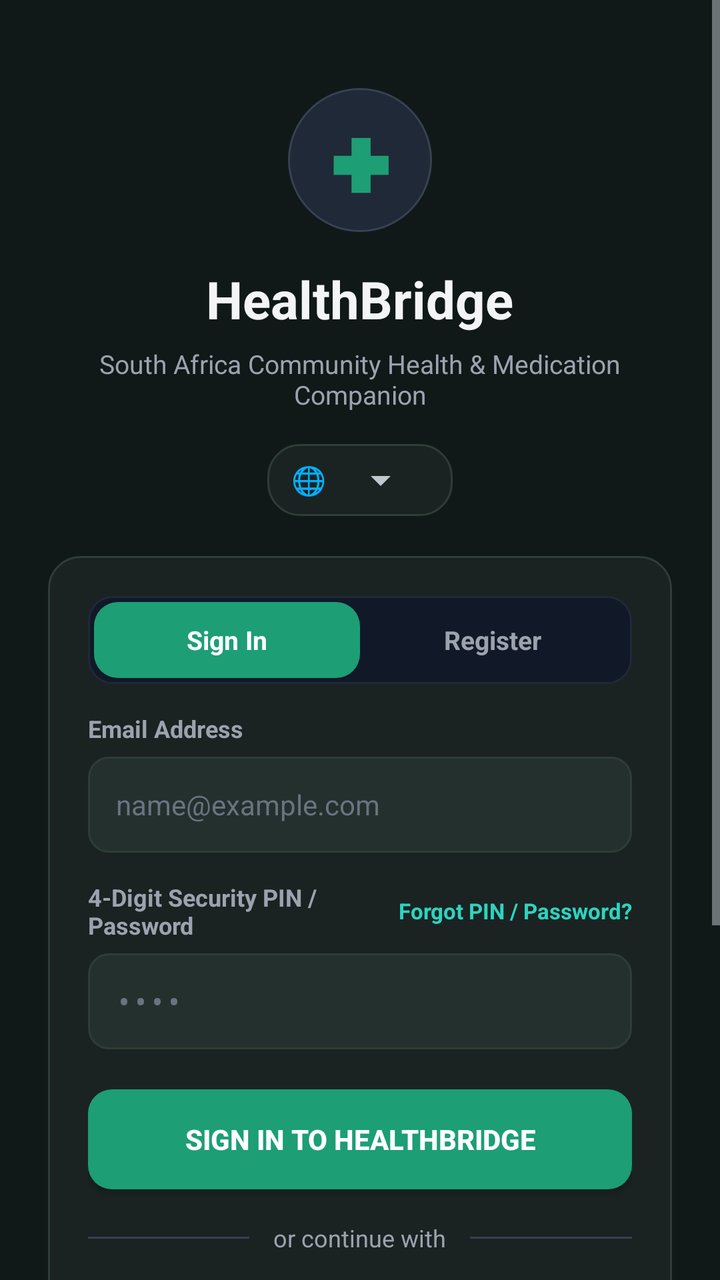
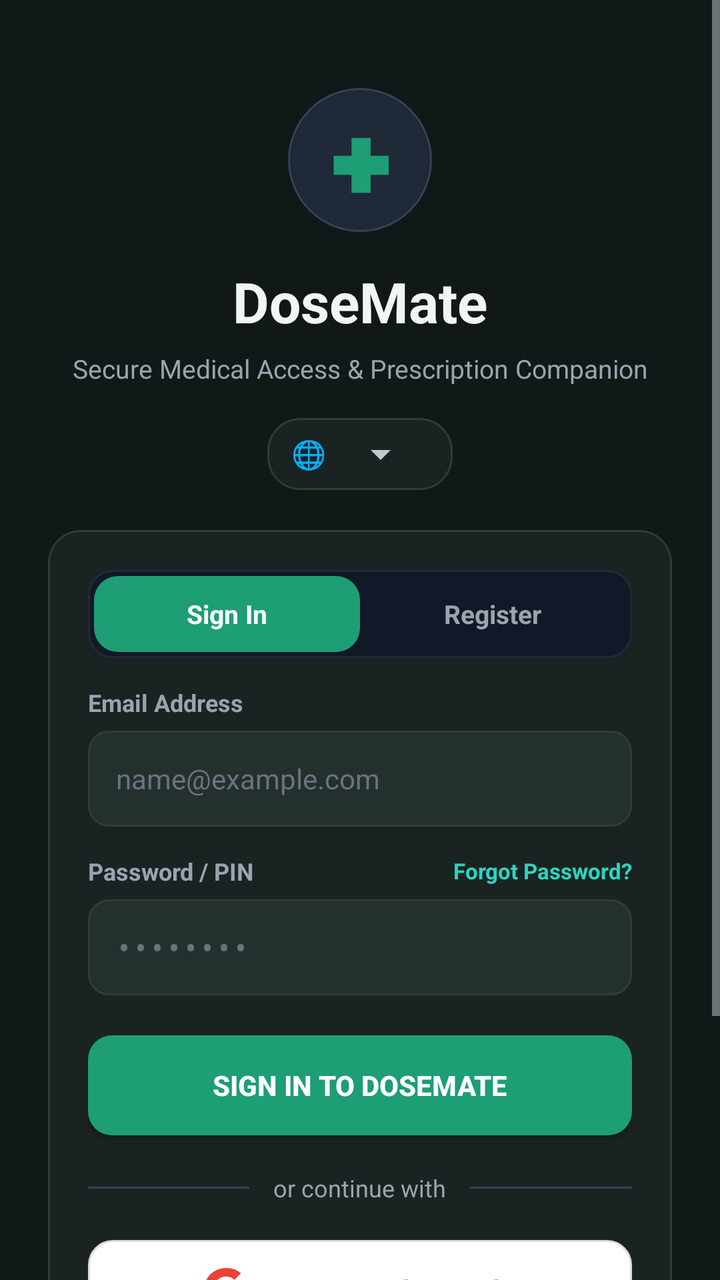

Before-and-after screenshots of an Android layout around one commit, followed by the original layout XML and the change that was made.
<!-- AndroidManifest.xml: application theme Theme.MyApplication -->
<!-- res/layout/fragment_auth.xml -->
<?xml version="1.0" encoding="utf-8"?>
<ScrollView xmlns:android="http://schemas.android.com/apk/res/android"
    android:layout_width="match_parent"
    android:layout_height="match_parent"
    android:fillViewport="true"
    android:background="@color/dark_background">

    <LinearLayout
        android:layout_width="match_parent"
        android:layout_height="wrap_content"
        android:orientation="vertical"
        android:padding="24dp"
        android:gravity="center_horizontal">

        
        <FrameLayout
            android:layout_width="72dp"
            android:layout_height="72dp"
            android:layout_marginTop="20dp"
            android:background="@drawable/bg_circle_button">

            <TextView
                android:layout_width="wrap_content"
                android:layout_height="wrap_content"
                android:layout_gravity="center"
                android:text="✚"
                android:textSize="36sp"
                android:textColor="@color/teal_primary"
                android:textStyle="bold" />
        </FrameLayout>

        
        <TextView
            android:id="@+id/tv_auth_title"
            android:layout_width="wrap_content"
            android:layout_height="wrap_content"
            android:layout_marginTop="16dp"
            android:text="HealthBridge"
            android:textSize="26sp"
            android:textStyle="bold"
            android:textColor="@color/text_primary" />

        <TextView
            android:id="@+id/tv_auth_subtitle"
            android:layout_width="wrap_content"
            android:layout_height="wrap_content"
            android:layout_marginTop="6dp"
            android:text="South Africa Community Health &amp; Medication Companion"
            android:textSize="13sp"
            android:textColor="@color/text_secondary"
            android:gravity="center" />

        
        <LinearLayout
            android:layout_width="wrap_content"
            android:layout_height="wrap_content"
            android:layout_marginTop="16dp"
            android:orientation="horizontal"
            android:gravity="center_vertical"
            android:background="@drawable/bg_card_dark"
            android:paddingHorizontal="12dp"
            android:paddingVertical="6dp">

            <TextView
                android:layout_width="wrap_content"
                android:layout_height="wrap_content"
                android:text="🌐 "
                android:textSize="14sp" />

            <Spinner
                android:id="@+id/spinner_auth_language"
                android:layout_width="wrap_content"
                android:layout_height="wrap_content" />
        </LinearLayout>

        
        <LinearLayout
            android:layout_width="match_parent"
            android:layout_height="wrap_content"
            android:layout_marginTop="20dp"
            android:background="@drawable/bg_card_dark"
            android:padding="20dp"
            android:orientation="vertical">

            
            <LinearLayout
                android:layout_width="match_parent"
                android:layout_height="44dp"
                android:orientation="horizontal"
                android:background="@drawable/bg_tab_unselected"
                android:padding="3dp"
                android:weightSum="2">

                <TextView
                    android:id="@+id/tab_auth_signin"
                    android:layout_width="0dp"
                    android:layout_height="match_parent"
                    android:layout_weight="1"
                    android:gravity="center"
                    android:text="Sign In"
                    android:textSize="13sp"
                    android:textStyle="bold"
                    android:textColor="@color/white"
                    android:background="@drawable/bg_tab_selected"
                    android:clickable="true"
                    android:focusable="true" />

                <TextView
                    android:id="@+id/tab_auth_register"
                    android:layout_width="0dp"
                    android:layout_height="match_parent"
                    android:layout_weight="1"
                    android:gravity="center"
                    android:text="Register"
                    android:textSize="13sp"
                    android:textStyle="bold"
                    android:textColor="@color/text_secondary"
                    android:clickable="true"
                    android:focusable="true" />
            </LinearLayout>

            
            <LinearLayout
                android:id="@+id/layout_auth_name"
                android:layout_width="match_parent"
                android:layout_height="wrap_content"
                android:orientation="vertical"
                android:layout_marginTop="16dp"
                android:visibility="gone">

                <TextView
                    android:layout_width="wrap_content"
                    android:layout_height="wrap_content"
                    android:text="Full Name"
                    android:textSize="12sp"
                    android:textStyle="bold"
                    android:textColor="@color/text_secondary" />

                <EditText
                    android:id="@+id/et_auth_name"
                    android:layout_width="match_parent"
                    android:layout_height="48dp"
                    android:layout_marginTop="6dp"
                    android:background="@drawable/bg_edit_text"
                    android:hint="e.g. Lerato Mokoena"
                    android:textColorHint="@color/text_muted"
                    android:textColor="@color/text_primary"
                    android:textSize="14sp"
                    android:paddingHorizontal="14dp"
                    android:inputType="textPersonName" />
            </LinearLayout>

            
            <LinearLayout
                android:layout_width="match_parent"
                android:layout_height="wrap_content"
                android:orientation="vertical"
                android:layout_marginTop="14dp">

                <TextView
                    android:layout_width="wrap_content"
                    android:layout_height="wrap_content"
                    android:text="Email Address"
                    android:textSize="12sp"
                    android:textStyle="bold"
                    android:textColor="@color/text_secondary" />

                <EditText
                    android:id="@+id/et_auth_email"
                    android:layout_width="match_parent"
                    android:layout_height="48dp"
                    android:layout_marginTop="6dp"
                    android:background="@drawable/bg_edit_text"
                    android:hint="name@example.com"
                    android:textColorHint="@color/text_muted"
                    android:textColor="@color/text_primary"
                    android:textSize="14sp"
                    android:paddingHorizontal="14dp"
                    android:inputType="textEmailAddress" />
            </LinearLayout>

            
            <LinearLayout
                android:layout_width="match_parent"
                android:layout_height="wrap_content"
                android:orientation="vertical"
                android:layout_marginTop="14dp">

                <LinearLayout
                    android:layout_width="match_parent"
                    android:layout_height="wrap_content"
                    android:gravity="center_vertical"
                    android:orientation="horizontal">

                    <TextView
                        android:layout_width="0dp"
                        android:layout_height="wrap_content"
                        android:layout_weight="1"
                        android:text="4-Digit Security PIN / Password"
                        android:textSize="12sp"
                        android:textStyle="bold"
                        android:textColor="@color/text_secondary" />

                    <TextView
                        android:id="@+id/btn_forgot_pin"
                        android:layout_width="wrap_content"
                        android:layout_height="wrap_content"
                        android:clickable="true"
                        android:focusable="true"
                        android:text="Forgot PIN / Password?"
                        android:textColor="@color/teal_accent"
                        android:textSize="11sp"
                        android:textStyle="bold" />
                </LinearLayout>

                <EditText
                    android:id="@+id/et_auth_pin"
                    android:layout_width="match_parent"
                    android:layout_height="48dp"
                    android:layout_marginTop="6dp"
                    android:background="@drawable/bg_edit_text"
                    android:hint="••••"
                    android:textColorHint="@color/text_muted"
                    android:textColor="@color/text_primary"
                    android:textSize="14sp"
                    android:paddingHorizontal="14dp"
                    android:inputType="numberPassword"
                    android:maxLength="8" />
            </LinearLayout>

            
            <Button
                android:id="@+id/btn_auth_primary"
                android:layout_width="match_parent"
                android:layout_height="50dp"
                android:layout_marginTop="20dp"
                android:text="Sign In to HealthBridge"
                android:textSize="14sp"
                android:textStyle="bold"
                android:textColor="@color/white"
                android:background="@drawable/bg_button_teal" />

            
            <LinearLayout
                android:layout_width="match_parent"
                android:layout_height="wrap_content"
                android:layout_marginTop="16dp"
                android:layout_marginBottom="16dp"
                android:gravity="center_vertical"
                android:orientation="horizontal">

                <View
                    android:layout_width="0dp"
                    android:layout_height="1dp"
                    android:layout_weight="1"
                    android:background="#374151" />

                <TextView
                    android:layout_width="wrap_content"
                    android:layout_height="wrap_content"
                    android:paddingHorizontal="12dp"
                    android:text="or continue with"
                    android:textColor="@color/text_secondary"
                    android:textSize="12sp" />

                <View
                    android:layout_width="0dp"
                    android:layout_height="1dp"
                    android:layout_weight="1"
                    android:background="#374151" />
            </LinearLayout>

            
            <LinearLayout
                android:id="@+id/btn_auth_google"
                android:layout_width="match_parent"
                android:layout_height="50dp"
                android:background="@drawable/bg_button_google"
                android:gravity="center"
                android:orientation="horizontal"
                android:clickable="true"
                android:focusable="true"
                android:paddingHorizontal="16dp">

                <ImageView
                    android:layout_width="22dp"
                    android:layout_height="22dp"
                    android:src="@drawable/ic_google_logo"
                    android:contentDescription="Google Logo"
                    android:layout_marginEnd="12dp" />

                <TextView
                    android:id="@+id/tv_auth_google_label"
                    android:layout_width="wrap_content"
                    android:layout_height="wrap_content"
                    android:text="Sign in with Google"
                    android:textColor="#3C4043"
                    android:textSize="14sp"
                    android:textStyle="bold" />
            </LinearLayout>

            
            <Button
                android:id="@+id/btn_auth_return_dashboard"
                android:layout_width="match_parent"
                android:layout_height="44dp"
                android:layout_marginTop="12dp"
                android:text="← Return to Dashboard"
                android:textSize="12sp"
                android:textColor="@color/text_secondary"
                android:background="@android:color/transparent" />

        </LinearLayout>

        
        <LinearLayout
            android:layout_width="match_parent"
            android:layout_height="wrap_content"
            android:layout_marginTop="20dp"
            android:background="@drawable/bg_confirmation_banner"
            android:padding="14dp"
            android:orientation="horizontal"
            android:gravity="center_vertical">

            <TextView
                android:layout_width="wrap_content"
                android:layout_height="wrap_content"
                android:text="🔒"
                android:textSize="16sp"
                android:layout_marginEnd="10dp" />

            <TextView
                android:layout_width="0dp"
                android:layout_height="wrap_content"
                android:layout_weight="1"
                android:text="All health records stay securely on your device with local Room database and encrypted offline sync."
                android:textSize="12sp"
                android:textColor="@color/text_secondary" />
        </LinearLayout>

    </LinearLayout>
</ScrollView>
<!-- resources referenced by this layout -->
<resources>
  <color name="dark_background">#111818</color>
  <color name="teal_accent">#2DD4BF</color>
  <color name="teal_primary">#1D9E75</color>
  <color name="text_muted">#6B7280</color>
  <color name="text_primary">#F3F4F6</color>
  <color name="text_secondary">#9CA3AF</color>
  <color name="white">#FFFFFFFF</color>
  <!-- drawable bg_button_google (drawable) -->
  <?xml version="1.0" encoding="utf-8"?>
  <ripple xmlns:android="http://schemas.android.com/apk/res/android"
      android:color="#E0E0E0">
      <item>
          <shape android:shape="rectangle">
              <solid android:color="#FFFFFF" />
              <corners android:radius="12dp" />
              <stroke
                  android:width="1dp"
                  android:color="#DADCE0" />
          </shape>
      </item>
  </ripple>
  <!-- drawable bg_button_teal (drawable) -->
  <?xml version="1.0" encoding="utf-8"?>
  <ripple xmlns:android="http://schemas.android.com/apk/res/android"
      android:color="#40FFFFFF">
      <item>
          <shape android:shape="rectangle">
              <solid android:color="@color/teal_primary" />
              <corners android:radius="12dp" />
          </shape>
      </item>
  </ripple>
  <!-- drawable bg_card_dark (drawable) -->
  <?xml version="1.0" encoding="utf-8"?>
  <shape xmlns:android="http://schemas.android.com/apk/res/android"
      android:shape="rectangle">
      <solid android:color="@color/dark_surface" />
      <corners android:radius="16dp" />
      <stroke
          android:width="1dp"
          android:color="@color/dark_card_stroke" />
  </shape>
  <!-- drawable bg_circle_button (drawable) -->
  <?xml version="1.0" encoding="utf-8"?>
  <shape xmlns:android="http://schemas.android.com/apk/res/android"
      android:shape="oval">
      <solid android:color="#1F2937" />
      <stroke
          android:width="1dp"
          android:color="#374151" />
  </shape>
  <!-- drawable bg_confirmation_banner (drawable) -->
  <?xml version="1.0" encoding="utf-8"?>
  <shape xmlns:android="http://schemas.android.com/apk/res/android"
      android:shape="rectangle">
      <solid android:color="#2010B981" />
      <stroke
          android:width="1dp"
          android:color="@color/health_green" />
      <corners android:radius="12dp" />
  </shape>
  <!-- drawable bg_edit_text (drawable) -->
  <?xml version="1.0" encoding="utf-8"?>
  <shape xmlns:android="http://schemas.android.com/apk/res/android"
      android:shape="rectangle">
      <solid android:color="@color/dark_surface_variant" />
      <corners android:radius="10dp" />
      <stroke
          android:width="1dp"
          android:color="@color/dark_card_stroke" />
  </shape>
  <!-- drawable bg_tab_selected (drawable) -->
  <?xml version="1.0" encoding="utf-8"?>
  <shape xmlns:android="http://schemas.android.com/apk/res/android"
      android:shape="rectangle">
      <solid android:color="#1D9E75" />
      <corners android:radius="12dp" />
  </shape>
  <!-- drawable bg_tab_unselected (drawable) -->
  <?xml version="1.0" encoding="utf-8"?>
  <shape xmlns:android="http://schemas.android.com/apk/res/android"
      android:shape="rectangle">
      <solid android:color="#111827" />
      <corners android:radius="12dp" />
      <stroke
          android:width="1dp"
          android:color="#1F2937" />
  </shape>
  <style name="Theme.MyApplication" parent="android:Theme.DeviceDefault.NoActionBar" />
  <color name="dark_surface">#1A2322</color>
  <color name="dark_card_stroke">#2E3D35</color>
  <color name="health_green">#10B981</color>
  <color name="dark_surface_variant">#24302E</color>
  <!-- unchanged entries left out for length: 1 -->
</resources>

<!-- the commit's change to res/layout/fragment_auth.xml (unified diff, before → after) -->
@@ -35,8 +35,8 @@
             android:layout_width="wrap_content"
             android:layout_height="wrap_content"
             android:layout_marginTop="16dp"
-            android:text="HealthBridge"
-            android:textSize="26sp"
+            android:text="DoseMate"
+            android:textSize="28sp"
             android:textStyle="bold"
             android:textColor="@color/text_primary" />
 
@@ -45,7 +45,7 @@
             android:layout_width="wrap_content"
             android:layout_height="wrap_content"
             android:layout_marginTop="6dp"
-            android:text="South Africa Community Health &amp; Medication Companion"
+            android:text="Secure Medical Access &amp; Prescription Companion"
             android:textSize="13sp"
             android:textColor="@color/text_secondary"
             android:gravity="center" />
@@ -196,7 +196,7 @@
                         android:layout_width="0dp"
                         android:layout_height="wrap_content"
                         android:layout_weight="1"
-                        android:text="4-Digit Security PIN / Password"
+                        android:text="Password / PIN"
                         android:textSize="12sp"
                         android:textStyle="bold"
                         android:textColor="@color/text_secondary" />
@@ -207,7 +207,7 @@
                         android:layout_height="wrap_content"
                         android:clickable="true"
                         android:focusable="true"
-                        android:text="Forgot PIN / Password?"
+                        android:text="Forgot Password?"
                         android:textColor="@color/teal_accent"
                         android:textSize="11sp"
                         android:textStyle="bold" />
@@ -219,13 +219,12 @@
                     android:layout_height="48dp"
                     android:layout_marginTop="6dp"
                     android:background="@drawable/bg_edit_text"
-                    android:hint="••••"
+                    android:hint="••••••••"
                     android:textColorHint="@color/text_muted"
                     android:textColor="@color/text_primary"
                     android:textSize="14sp"
                     android:paddingHorizontal="14dp"
-                    android:inputType="numberPassword"
-                    android:maxLength="8" />
+                    android:inputType="textPassword" />
             </LinearLayout>
 
             
@@ -234,7 +233,7 @@
                 android:layout_width="match_parent"
                 android:layout_height="50dp"
                 android:layout_marginTop="20dp"
-                android:text="Sign In to HealthBridge"
+                android:text="Sign In to DoseMate"
                 android:textSize="14sp"
                 android:textStyle="bold"
                 android:textColor="@color/white"
@@ -244,8 +243,8 @@
             <LinearLayout
                 android:layout_width="match_parent"
                 android:layout_height="wrap_content"
-                android:layout_marginTop="16dp"
-                android:layout_marginBottom="16dp"
+                android:layout_marginTop="18dp"
+                android:layout_marginBottom="18dp"
                 android:gravity="center_vertical"
                 android:orientation="horizontal">
 
@@ -299,17 +298,6 @@
                     android:textStyle="bold" />
             </LinearLayout>
 
-            
-            <Button
-                android:id="@+id/btn_auth_return_dashboard"
-                android:layout_width="match_parent"
-                android:layout_height="44dp"
-                android:layout_marginTop="12dp"
-                android:text="← Return to Dashboard"
-                android:textSize="12sp"
-                android:textColor="@color/text_secondary"
-                android:background="@android:color/transparent" />
-
         </LinearLayout>
 
         
